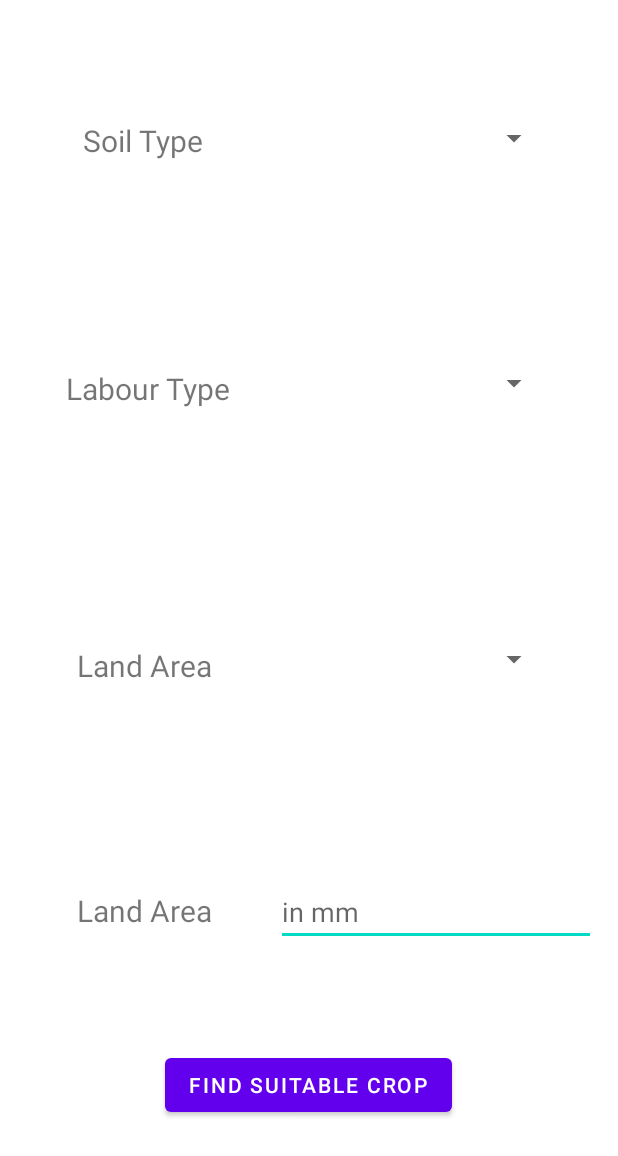
After one commit to tirth5828/NoName-DevHeat-2021, an Android app: the layout activity_details_form.xml on its own in the app's theme, with its tools: preview values and no code run, on a phone screen of 412 x 824 dp. The commit adds this screen. Shown: the top 1156 px of the screen. Run offline under Robolectric (Android 15) with nearby library versions, the phone set to English and light mode, and no system bars.

Commit message:
Add Crop Detail Form

```diff
--- /dev/null
+++ b/app/src/main/res/layout/activity_details_form.xml
@@ -0,0 +1,126 @@
+<?xml version="1.0" encoding="utf-8"?>
+<androidx.constraintlayout.widget.ConstraintLayout xmlns:android="http://schemas.android.com/apk/res/android"
+    xmlns:app="http://schemas.android.com/apk/res-auto"
+    xmlns:tools="http://schemas.android.com/tools"
+    android:layout_width="match_parent"
+    android:layout_height="match_parent"
+    tools:context=".details_form">
+
+    <Spinner
+        android:id="@+id/soil_spinner"
+        android:layout_width="150sp"
+        android:layout_height="wrap_content"
+        app:layout_constraintBottom_toBottomOf="parent"
+        app:layout_constraintEnd_toEndOf="parent"
+        app:layout_constraintHorizontal_bias="0.826"
+        app:layout_constraintStart_toStartOf="parent"
+        app:layout_constraintTop_toTopOf="parent"
+        app:layout_constraintVertical_bias="0.1" />
+
+    <Spinner
+        android:id="@+id/labour_spinner"
+        android:layout_width="150sp"
+        android:layout_height="wrap_content"
+        app:layout_constraintBottom_toBottomOf="parent"
+        app:layout_constraintEnd_toEndOf="parent"
+        app:layout_constraintHorizontal_bias="0.826"
+        app:layout_constraintStart_toStartOf="parent"
+        app:layout_constraintTop_toBottomOf="@+id/soil_spinner"
+        app:layout_constraintVertical_bias="0.2" />
+
+
+    <Spinner
+        android:id="@+id/land_spinner"
+        android:layout_width="150sp"
+        android:layout_height="wrap_content"
+        app:layout_constraintBottom_toBottomOf="parent"
+        app:layout_constraintEnd_toEndOf="parent"
+        app:layout_constraintHorizontal_bias="0.826"
+        app:layout_constraintStart_toStartOf="parent"
+        app:layout_constraintTop_toBottomOf="@+id/labour_spinner"
+        app:layout_constraintVertical_bias="0.3" />
+
+    <TextView
+        android:id="@+id/textView1"
+        android:layout_width="wrap_content"
+        android:layout_height="wrap_content"
+        android:text="@string/soil_type"
+        android:textSize="20sp"
+        app:layout_constraintBottom_toBottomOf="parent"
+        app:layout_constraintEnd_toStartOf="@+id/soil_spinner"
+        app:layout_constraintHorizontal_bias="0.407"
+        app:layout_constraintStart_toStartOf="parent"
+        app:layout_constraintTop_toTopOf="parent"
+        app:layout_constraintVertical_bias="0.1" />
+
+
+    <TextView
+        android:id="@+id/textView2"
+        android:layout_width="wrap_content"
+        android:layout_height="wrap_content"
+        android:text="@string/labour_type"
+        android:textSize="20sp"
+        app:layout_constraintBottom_toBottomOf="parent"
+        app:layout_constraintEnd_toStartOf="@+id/soil_spinner"
+        app:layout_constraintHorizontal_bias="0.407"
+        app:layout_constraintStart_toStartOf="parent"
+        app:layout_constraintTop_toBottomOf="@+id/textView1"
+        app:layout_constraintVertical_bias="0.2" />
+
+
+    <TextView
+        android:id="@+id/textView3"
+        android:layout_width="wrap_content"
+        android:layout_height="wrap_content"
+        android:text="@string/land_area"
+        android:textSize="20sp"
+        app:layout_constraintBottom_toBottomOf="parent"
+        app:layout_constraintEnd_toStartOf="@+id/soil_spinner"
+        app:layout_constraintHorizontal_bias="0.407"
+        app:layout_constraintStart_toStartOf="parent"
+        app:layout_constraintTop_toBottomOf="@+id/textView2"
+        app:layout_constraintVertical_bias="0.3" />
+
+    <TextView
+        android:id="@+id/textView4"
+        android:layout_width="wrap_content"
+        android:layout_height="wrap_content"
+        android:text="@string/land_area"
+        android:textSize="20sp"
+        app:layout_constraintBottom_toBottomOf="parent"
+        app:layout_constraintEnd_toStartOf="@+id/soil_spinner"
+        app:layout_constraintHorizontal_bias="0.407"
+        app:layout_constraintStart_toStartOf="parent"
+        app:layout_constraintTop_toBottomOf="@+id/textView3"
+        app:layout_constraintVertical_bias="0.4" />
+
+    <EditText
+        android:id="@+id/water_editText"
+        android:layout_width="wrap_content"
+        android:layout_height="wrap_content"
+        android:layout_marginStart="184dp"
+        android:ems="10"
+        android:hint="@string/in_mm"
+        android:inputType="numberSigned"
+        app:layout_constraintBottom_toBottomOf="parent"
+        app:layout_constraintStart_toStartOf="parent"
+        app:layout_constraintTop_toBottomOf="@+id/land_spinner"
+        app:layout_constraintVertical_bias="0.409" />
+
+    <Button
+        android:id="@+id/button2"
+        android:layout_width="wrap_content"
+        android:layout_height="wrap_content"
+        android:text="@string/find_suitable_crop"
+        app:layout_constraintBottom_toBottomOf="parent"
+        app:layout_constraintEnd_toEndOf="parent"
+        app:layout_constraintHorizontal_bias="0.498"
+        app:layout_constraintStart_toStartOf="parent"
+        app:layout_constraintTop_toTopOf="parent"
+        app:layout_constraintVertical_bias="0.901"
+        android:onClick="find_crop"/>
+
+
+
+
+</androidx.constraintlayout.widget.ConstraintLayout>
--- a/app/src/main/res/layout/activity_main_landing.xml
+++ b/app/src/main/res/layout/activity_main_landing.xml
@@ -20,7 +20,7 @@
         android:text="@string/choose_the_crop"
         android:textColor="@color/black"
         android:textSize="25sp"
-
+        android:background="@drawable/round"
         />
 
     <androidx.viewpager.widget.ViewPager
@@ -42,7 +42,8 @@
         android:background="@drawable/round"
         android:paddingLeft="30dp"
         android:paddingRight="30dp"
-        android:text="@string/order_now"
+        android:text="@string/add_a_crop"
+        android:onClick="AddCrop"
         android:textColor="#fff" />
 
 </RelativeLayout>
--- a/app/src/main/res/layout/item.xml
+++ b/app/src/main/res/layout/item.xml
@@ -15,7 +15,7 @@
             android:layout_height="300dp">
             <ImageView
                 android:id="@+id/image"
-                android:src="@drawable/brochure"
+                android:src="@drawable/maize"
                 android:scaleType="centerCrop"
                 android:layout_width="match_parent"
                 android:layout_height="200dp" />
```
Also changed, not shown: app/src/main/AndroidManifest.xml (+4 -10 lines), app/src/main/java/com/example/farmhelp/MainLanding.java (+8 -0 lines), app/src/main/java/com/example/farmhelp/details_form.java (added, +60 -0 lines), app/src/main/res/values/strings.xml (+42 -0 lines).
